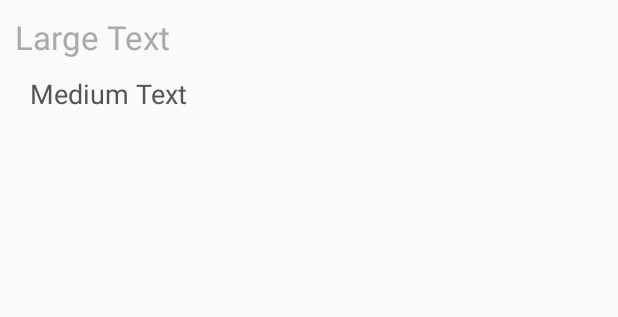
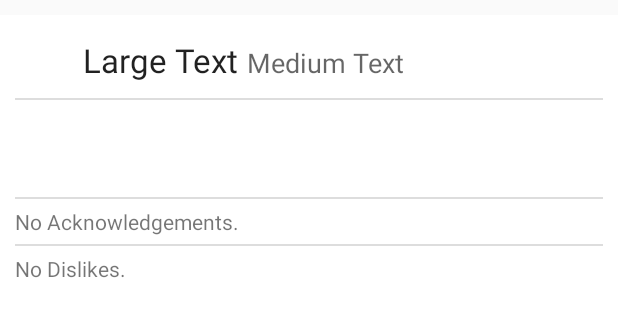
Before and after one commit to adamcreekroad/chirpp-android-java, an Android app: the layout item_post.xml on its own in the app's theme, with its tools: preview values and no code run, on a phone screen of 412 x 824 dp. Shown: the top 317 px of the screen. Run offline under Robolectric (Android 15) with nearby library versions, the phone set to English and light mode, and no system bars; network calls fail.

Commit message:
post feed working great!

```diff
--- a/app/build.gradle
+++ b/app/build.gradle
@@ -30,6 +30,4 @@ dependencies {
     compile 'com.squareup.retrofit:converter-gson:2.0.0-beta1'
     provided 'org.glassfish:javax.annotation:10.0-b28'
     compile 'com.mcxiaoke.volley:library:1.0.19'
-
-
 }
--- a/app/src/main/AndroidManifest.xml
+++ b/app/src/main/AndroidManifest.xml
@@ -11,12 +11,12 @@
     <application
         android:allowBackup="true"
         android:icon="@mipmap/ic_launcher"
-        android:label="chirpp"
+        android:label="Chirpp"
         android:supportsRtl="true"
         android:theme="@style/AppTheme">
         <activity
             android:name=".HomeFeedActivity"
-            android:label="Feed">
+            android:label="Chirpp">
             <intent-filter>
                 <action android:name="android.intent.action.MAIN" />
 
--- a/app/src/main/java/models/Post.java
+++ b/app/src/main/java/models/Post.java
@@ -23,6 +23,8 @@ public class Post {
     String imageUrl;
     String videoUrl;
     public String author;
+    public String likes_message;
+    public String dislikes_message;
     String createdAt;
     String updatedAt;
     Map<String, Object> additionalProperties = new HashMap<String, Object>();
--- a/app/src/main/java/online/chirpp/www/chirpp/HomeFeedActivity.java
+++ b/app/src/main/java/online/chirpp/www/chirpp/HomeFeedActivity.java
@@ -28,6 +28,7 @@ import java.util.List;
 
 import adapters.PostAdapter;
 import models.Post;
+import models.User;
 import rest.GetFeed;
 import rest.GsonRequest;
 
@@ -62,6 +63,7 @@ public class HomeFeedActivity extends AppCompatActivity {
                 @Override
                 public void onResponse(Post[] response) {
                     List<Post> posts = Arrays.asList(response);
+
                     showData(posts);
                 }
             }, new Response.ErrorListener() {
@@ -72,7 +74,6 @@ public class HomeFeedActivity extends AppCompatActivity {
                     mListView.setVisibility(View.VISIBLE);
                 }
             });
-
         GetFeed.getInstance(this).addToRequestQueue(getNewsFeed);
     }
 
--- /dev/null
+++ b/app/src/main/res/drawable/chirpp_knockout.xml
@@ -0,0 +1,6 @@
+<?xml version="1.0" encoding="utf-8"?>
+<shape xmlns:android="http://schemas.android.com/apk/res/android">
+    <corners android:bottomLeftRadius="20dp"
+        android:topLeftRadius="20dp"
+        android:topRightRadius="20dp"/>
+</shape>
--- a/app/src/main/res/layout/item_post.xml
+++ b/app/src/main/res/layout/item_post.xml
@@ -1,30 +1,96 @@
 <?xml version="1.0" encoding="utf-8"?>
 <LinearLayout xmlns:android="http://schemas.android.com/apk/res/android"
-    android:orientation="vertical" android:layout_width="match_parent"
+    android:orientation="vertical"
+    android:layout_width="match_parent"
     android:layout_height="match_parent"
-    android:weightSum="1">
+    android:weightSum="1"
+    android:layout_marginTop="10dp"
+    android:layout_marginBottom="10dp"
+    android:background="#FFFFFF"
+    android:padding="10dp">
+
+    <LinearLayout
+        android:orientation="horizontal"
+        android:layout_width="match_parent"
+        android:layout_height="wrap_content"
+        android:dividerPadding="1dp"
+        android:baselineAligned="true"
+        android:clickable="true"
+        android:paddingBottom="5dp">
+
+        <ImageView
+            android:layout_width="40dp"
+            android:layout_height="40dp"
+            android:id="@+id/post_author_avatar"
+            android:layout_marginRight="5dp"
+            android:background="@drawable/chirpp_knockout"/>
+
+        <TextView
+            android:layout_width="wrap_content"
+            android:layout_height="wrap_content"
+            android:textAppearance="?android:attr/textAppearanceLarge"
+            android:text="Large Text"
+            android:id="@+id/post_author_name"
+            android:gravity="left"
+            android:linksClickable="true"
+            android:singleLine="false"
+            android:paddingTop="5dp" />
+
+        <TextView
+            android:layout_width="wrap_content"
+            android:layout_height="wrap_content"
+            android:textAppearance="?android:attr/textAppearanceMedium"
+            android:text="Medium Text"
+            android:id="@+id/post_author"
+            android:paddingLeft="5dp" />
+
+    </LinearLayout>
+
+    <View
+        android:layout_width="match_parent"
+        android:layout_height="1dp"
+        android:background="#dddddd" />
 
     <TextView
-        android:layout_width="190dp"
+        android:layout_width="match_parent"
         android:layout_height="wrap_content"
-        android:textAppearance="?android:attr/textAppearanceLarge"
-        android:text="Large Text"
-        android:id="@+id/post_author"
+        android:textAppearance="?android:attr/textAppearanceMedium"
+        android:id="@+id/post_message"
+        android:layout_gravity="left"
         android:paddingLeft="10dp"
-        android:paddingTop="10dp"
-        android:paddingBottom="5dp"
+        android:paddingTop="20dp"
         android:paddingRight="10dp"
-        android:textColor="#aaaaaa" />
+        android:paddingBottom="20dp" />
+
+    <View
+        android:layout_width="match_parent"
+        android:layout_height="1dp"
+        android:background="#dddddd" />
 
     <TextView
-        android:layout_width="368dp"
+        android:layout_width="match_parent"
         android:layout_height="wrap_content"
-        android:textAppearance="?android:attr/textAppearanceMedium"
-        android:text="Medium Text"
-        android:id="@+id/post_message"
-        android:textColor="#555555"
+        android:textAppearance="?android:attr/textAppearanceSmall"
+        android:text="No Acknowledgements."
+        android:id="@+id/post_likes_message"
+        android:layout_gravity="left"
         android:paddingTop="5dp"
-        android:paddingLeft="20dp"
-        android:paddingRight="20dp"
-        android:paddingBottom="10dp" />
+        android:paddingBottom="5dp" />
+
+    <View
+        android:layout_width="match_parent"
+        android:layout_height="1dp"
+        android:background="#dddddd" />
+
+    <TextView
+        android:layout_width="match_parent"
+        android:layout_height="wrap_content"
+        android:textAppearance="?android:attr/textAppearanceSmall"
+        android:text="No Dislikes."
+        android:id="@+id/post_dislikes_message"
+        android:layout_gravity="left"
+        android:paddingTop="5dp"
+        android:paddingBottom="5dp" />
+
+
 </LinearLayout>
--- a/app/src/main/res/values/styles.xml
+++ b/app/src/main/res/values/styles.xml
@@ -9,7 +9,7 @@
     </style>
 
     <style name="AppTheme.NoActionBar">
-        <item name="windowActionBar">false</item>
+        <item name="windowActionBar">true</item>
         <item name="windowNoTitle">true</item>
     </style>
 
```
Also changed, not shown: app/src/main/java/adapters/PostAdapter.java (+24 -7 lines), app/src/main/java/models/User.java (+12 -3 lines), app/src/main/java/rest/GetFeed.java (+24 -0 lines), app/src/main/res/layout/activity_home_feed.xml (+8 -6 lines), app/src/main/res/values-v21/styles.xml (deleted, +0 -9 lines), app/libs/urlimageviewhelper-1.0.4.jar (added), app/src/main/java/rest/GsonRequest.java (line endings or trailing spaces).
